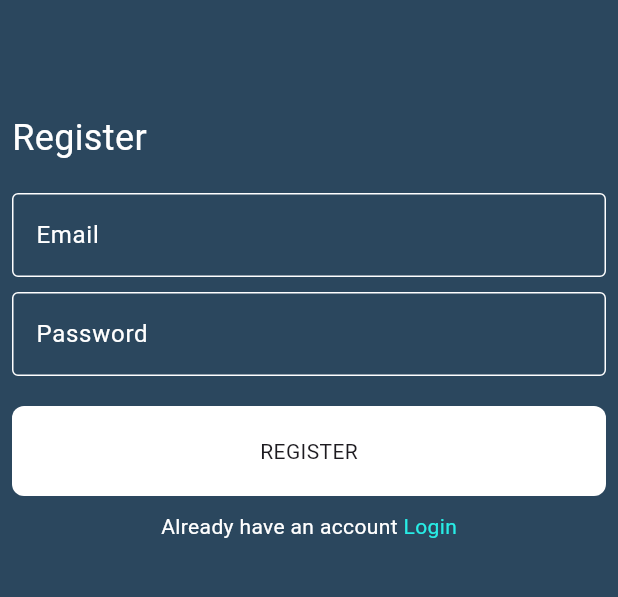
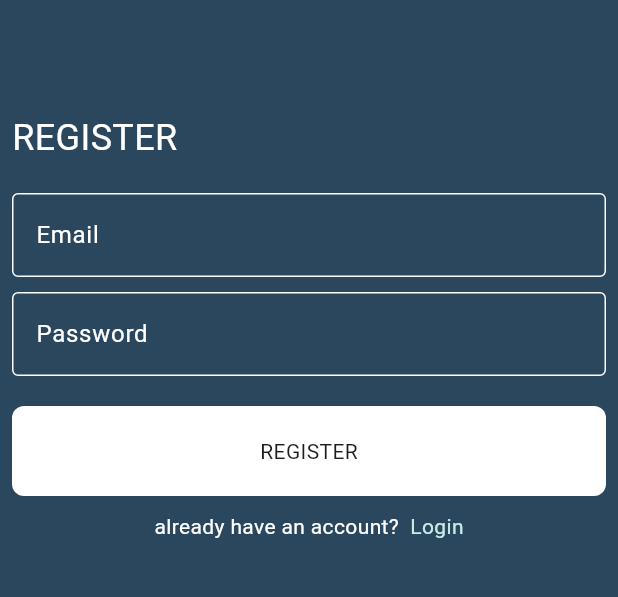
Before and after one commit to MohamedEssam9009/Scholar_chat, a Flutter app: the screen it shows after launch, after a tap on "LOGIN", after a tap on "Register", on a phone screen of 412 x 824 dp, the part 332-929 px from its top. Run offline on Flutter 3.47's test engine with Material 3 defaults, Android fonts, the phone set to English and light mode, and no system bars; drawn by our look-alikes of modal_progress_hud_nsn; our stand-ins replace cloud_firestore, firebase_auth, firebase_core; accounts and stored records are empty.

Commit message:
fix some errors

```diff
--- a/lib/constants.dart
+++ b/lib/constants.dart
@@ -2,6 +2,6 @@ import 'package:flutter/material.dart';
 
 const kPrimaryColor = Color(0xff2B475E);
 const kLogo = 'assets/images/scholar.png';
-const kMessagesCollection = 'messages';
+const kMessagesCollections = 'messages';
 const kMessage = 'message';
 const kCreatedAt = 'createdAt';
--- a/lib/helper/show_snack_bar.dart
+++ b/lib/helper/show_snack_bar.dart
@@ -1,5 +1,9 @@
 import 'package:flutter/material.dart';
 
 void showSnackBar(BuildContext context, String message) {
-  ScaffoldMessenger.of(context).showSnackBar(SnackBar(content: Text(message)));
+  ScaffoldMessenger.of(context).showSnackBar(
+    SnackBar(
+      content: Text(message),
+    ),
+  );
 }
--- a/lib/main.dart
+++ b/lib/main.dart
@@ -1,31 +1,30 @@
-import 'pages/chat_page.dart';
-import 'pages/login_page.dart';
 import 'package:firebase_core/firebase_core.dart';
 import 'package:flutter/material.dart';
 
 import 'firebase_options.dart';
+import 'pages/chat_page.dart';
+import 'pages/login_page.dart';
 import 'pages/register_page.dart';
 
-void main() async {
+
+void main() async  {
   WidgetsFlutterBinding.ensureInitialized();
   await Firebase.initializeApp(
-    options: DefaultFirebaseOptions.currentPlatform,
+    options: DefaultFirebaseOptions.currentPlatform
   );
-  runApp(const ScholarChat());
+  runApp(ScholarChat());
 }
 
 class ScholarChat extends StatelessWidget {
-  const ScholarChat({super.key});
+  const ScholarChat({Key? key}) : super(key: key);
 
   @override
   Widget build(BuildContext context) {
     return MaterialApp(
-      debugShowCheckedModeBanner: false,
-      title: 'Scholar Chat',
       routes: {
-        LoginPage.id: (context) => const LoginPage(),
-        RegisterPage.id: (context) => const RegisterPage(),
-        ChatPage.id: (context) =>  ChatPage(),
+       LoginPage.id: (context) => LoginPage(),
+        RegisterPage.id: (context) => RegisterPage(),
+        ChatPage.id : (context) => ChatPage()
       },
       initialRoute: LoginPage.id,
     );
--- a/lib/models/message.dart
+++ b/lib/models/message.dart
@@ -3,10 +3,9 @@ import '../constants.dart';
 class Message {
   final String message;
   final String id;
-
   Message(this.message, this.id);
 
   factory Message.fromJson(jsonData) {
-    return Message(jsonData[kMessage],jsonData['id']);
+    return Message(jsonData[kMessage], jsonData['id']);
   }
 }
--- a/lib/pages/login_page.dart
+++ b/lib/pages/login_page.dart
@@ -1,31 +1,28 @@
-import '../helper/show_snack_bar.dart';
-import 'chat_page.dart';
-import 'register_page.dart';
-import '../widgets/custom_button.dart';
-import '../widgets/custom_text_form_field.dart';
 import 'package:firebase_auth/firebase_auth.dart';
 import 'package:flutter/material.dart';
 import 'package:modal_progress_hud_nsn/modal_progress_hud_nsn.dart';
 
 import '../constants.dart';
+import '../helper/show_snack_bar.dart';
+import '../widgets/custom_button.dart';
+import '../widgets/custom_text_form_field.dart';
+import 'chat_page.dart';
+import 'register_page.dart';
 
 class LoginPage extends StatefulWidget {
-  const LoginPage({super.key});
+  const LoginPage({Key? key}) : super(key: key);
 
-  static String id = 'loginPage';
-
+  static String id = 'login page';
   @override
   State<LoginPage> createState() => _LoginPageState();
 }
 
 class _LoginPageState extends State<LoginPage> {
-  String? email;
-
-  String? password;
-
   bool isLoading = false;
 
   GlobalKey<FormState> formKey = GlobalKey();
+
+  String? email, password;
 
   @override
   Widget build(BuildContext context) {
@@ -39,9 +36,7 @@ class _LoginPageState extends State<LoginPage> {
             key: formKey,
             child: ListView(
               children: [
-                const SizedBox(
-                  height: 75,
-                ),
+                const SizedBox(height: 75),
                 Image.asset(
                   'assets/images/scholar.png',
                   height: 100,
@@ -59,9 +54,7 @@ class _LoginPageState extends State<LoginPage> {
                     ),
                   ],
                 ),
-                const SizedBox(
-                  height: 75,
-                ),
+                const SizedBox(height: 75),
                 const Row(
                   children: [
                     Text(
@@ -73,28 +66,22 @@ class _LoginPageState extends State<LoginPage> {
                     ),
                   ],
                 ),
-                const SizedBox(
-                  height: 20,
-                ),
-                CustomTextFormField(
+                const SizedBox(height: 20),
+                CustomFormTextField(
                   onChanged: (data) {
                     email = data;
                   },
                   hintText: 'Email',
                 ),
-                const SizedBox(
-                  height: 10,
-                ),
-                CustomTextFormField(
+                const SizedBox(height: 10),
+                CustomFormTextField(
                   obscureText: true,
                   onChanged: (data) {
                     password = data;
                   },
                   hintText: 'Password',
                 ),
-                const SizedBox(
-                  height: 20,
-                ),
+                const SizedBox(height: 20),
                 CustomButton(
                   onTap: () async {
                     if (formKey.currentState!.validate()) {
@@ -155,10 +142,7 @@ class _LoginPageState extends State<LoginPage> {
   }
 
   Future<void> loginUser() async {
-    UserCredential user =
-        await FirebaseAuth.instance.signInWithEmailAndPassword(
-      email: email!,
-      password: password!,
-    );
+    UserCredential user = await FirebaseAuth.instance
+        .signInWithEmailAndPassword(email: email!, password: password!);
   }
 }
--- a/lib/pages/register_page.dart
+++ b/lib/pages/register_page.dart
@@ -1,18 +1,17 @@
-import '../constants.dart';
-import '../helper/show_snack_bar.dart';
-import 'chat_page.dart';
 import 'package:firebase_auth/firebase_auth.dart';
 import 'package:flutter/material.dart';
 import 'package:modal_progress_hud_nsn/modal_progress_hud_nsn.dart';
 
+import '../constants.dart';
+import '../helper/show_snack_bar.dart';
 import '../widgets/custom_button.dart';
 import '../widgets/custom_text_form_field.dart';
+import 'chat_page.dart';
 
-// ignore: must_be_immutable
 class RegisterPage extends StatefulWidget {
-  const RegisterPage({super.key});
+  const RegisterPage({Key? key}) : super(key: key);
 
-  static String id = 'registerPage';
+  static String id = 'RegisterPage';
 
   @override
   State<RegisterPage> createState() => _RegisterPageState();
@@ -34,15 +33,15 @@ class _RegisterPageState extends State<RegisterPage> {
       child: Scaffold(
         backgroundColor: kPrimaryColor,
         body: Padding(
-          padding: const EdgeInsets.symmetric(horizontal: 8.0),
+          padding: const EdgeInsets.symmetric(horizontal: 8),
           child: Form(
             key: formKey,
             child: ListView(
               children: [
-                const SizedBox(height: 75.0),
+                const SizedBox(height: 75),
                 Image.asset(
                   'assets/images/scholar.png',
-                  height: 100.0,
+                  height: 100,
                 ),
                 const Row(
                   mainAxisAlignment: MainAxisAlignment.center,
@@ -50,40 +49,40 @@ class _RegisterPageState extends State<RegisterPage> {
                     Text(
                       'Scholar Chat',
                       style: TextStyle(
-                        fontSize: 32.0,
+                        fontSize: 32,
                         color: Colors.white,
-                        fontFamily: 'Pacifico',
+                        fontFamily: 'pacifico',
                       ),
                     ),
                   ],
                 ),
-                const SizedBox(height: 75.0),
+                const SizedBox(height: 75),
                 const Row(
                   children: [
                     Text(
-                      'Register',
+                      'REGISTER',
                       style: TextStyle(
-                        fontSize: 24.0,
+                        fontSize: 24,
                         color: Colors.white,
                       ),
                     ),
                   ],
                 ),
-                const SizedBox(height: 20.0),
-                CustomTextFormField(
+                const SizedBox(height: 20),
+                CustomFormTextField(
                   onChanged: (data) {
                     email = data;
                   },
                   hintText: 'Email',
                 ),
-                const SizedBox(height: 10.0),
-                CustomTextFormField(
+                const SizedBox(height: 10),
+                CustomFormTextField(
                   onChanged: (data) {
                     password = data;
                   },
                   hintText: 'Password',
                 ),
-                const SizedBox(height: 20.0),
+                const SizedBox(height: 20),
                 CustomButton(
                   onTap: () async {
                     if (formKey.currentState!.validate()) {
@@ -109,22 +108,24 @@ class _RegisterPageState extends State<RegisterPage> {
                   },
                   text: 'REGISTER',
                 ),
-                const SizedBox(height: 10.0),
+                const SizedBox(height: 10),
                 Row(
                   mainAxisAlignment: MainAxisAlignment.center,
                   children: [
                     const Text(
-                      'Already have an account',
-                      style: TextStyle(color: Colors.white),
+                      'already have an account?',
+                      style: TextStyle(
+                        color: Colors.white,
+                      ),
                     ),
                     GestureDetector(
                       onTap: () {
                         Navigator.pop(context);
                       },
                       child: const Text(
-                        ' Login',
+                        '  Login',
                         style: TextStyle(
-                          color: Color(0xff27EDE6),
+                          color: Color(0xffC7EDE6),
                         ),
                       ),
                     ),
@@ -139,10 +140,7 @@ class _RegisterPageState extends State<RegisterPage> {
   }
 
   Future<void> registerUser() async {
-    UserCredential user =
-        await FirebaseAuth.instance.createUserWithEmailAndPassword(
-      email: email!,
-      password: password!,
-    );
+    UserCredential user = await FirebaseAuth.instance
+        .createUserWithEmailAndPassword(email: email!, password: password!);
   }
 }
--- a/lib/widgets/custom_button.dart
+++ b/lib/widgets/custom_button.dart
@@ -1,11 +1,10 @@
 import 'package:flutter/material.dart';
 
-// ignore: must_be_immutable
 class CustomButton extends StatelessWidget {
-  CustomButton({super.key, required this.text, this.onTap});
+  CustomButton({super.key, this.onTap, required this.text});
 
+  VoidCallback? onTap;
   String text;
-  VoidCallback? onTap;
 
   @override
   Widget build(BuildContext context) {
@@ -14,10 +13,10 @@ class CustomButton extends StatelessWidget {
       child: Container(
         decoration: BoxDecoration(
           color: Colors.white,
-          borderRadius: BorderRadius.circular(8.0),
+          borderRadius: BorderRadius.circular(8),
         ),
         width: double.infinity,
-        height: 60.0,
+        height: 60,
         child: Center(
           child: Text(text),
         ),
--- a/lib/widgets/custom_text_form_field.dart
+++ b/lib/widgets/custom_text_form_field.dart
@@ -1,14 +1,12 @@
 import 'package:flutter/material.dart';
 
-// ignore: must_be_immutable
-class CustomTextFormField extends StatelessWidget {
-  CustomTextFormField(
+class CustomFormTextField extends StatelessWidget {
+  CustomFormTextField(
       {super.key, this.hintText, this.onChanged, this.obscureText = false});
+  Function(String)? onChanged;
+  String? hintText;
 
-  String? hintText;
-  Function(String)? onChanged;
   bool? obscureText;
-
   @override
   Widget build(BuildContext context) {
     return TextFormField(
@@ -22,12 +20,18 @@ class CustomTextFormField extends StatelessWidget {
       onChanged: onChanged,
       decoration: InputDecoration(
         hintText: hintText,
-        hintStyle: const TextStyle(color: Colors.white),
+        hintStyle: const TextStyle(
+          color: Colors.white,
+        ),
         enabledBorder: const OutlineInputBorder(
-          borderSide: BorderSide(color: Colors.white),
+          borderSide: BorderSide(
+            color: Colors.white,
+          ),
         ),
         border: const OutlineInputBorder(
-          borderSide: BorderSide(color: Colors.white),
+          borderSide: BorderSide(
+            color: Colors.white,
+          ),
         ),
       ),
     );
```
Also changed, not shown: lib/pages/chat_page.dart (+27 -24 lines), lib/widgets/chat_bubble.dart (+26 -31 lines), pubspec.lock.
